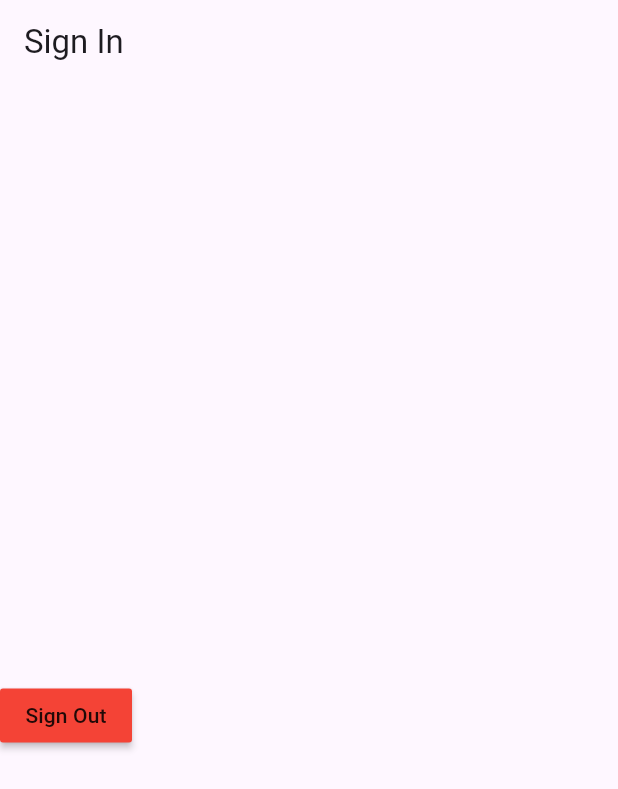
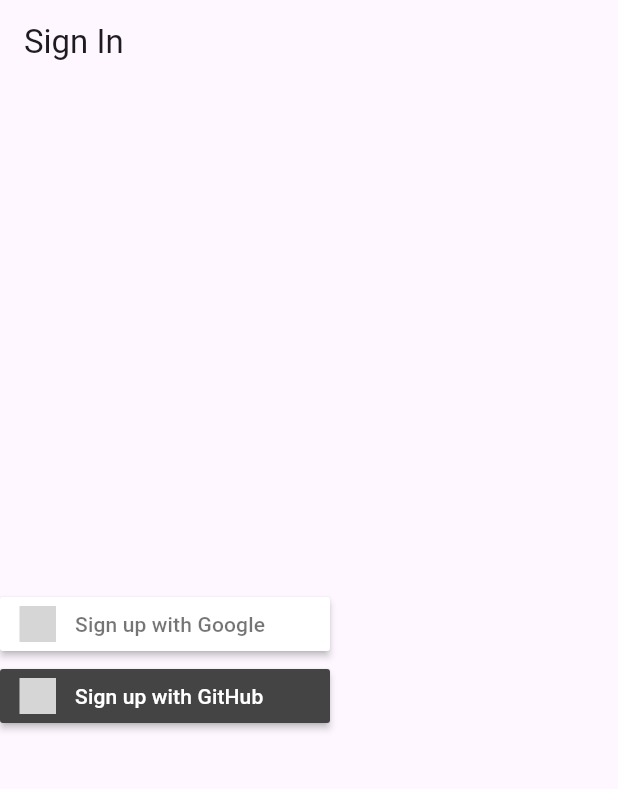
Before and after one commit to hauretax/42final, a Flutter app: the LoginPage screen opened directly, on a phone screen of 412 x 824 dp. Shown: the top 789 px of the screen. Run offline on Flutter 3.47's test engine with Material 3 defaults, Android fonts, the phone set to English and light mode, and no system bars; drawn by our look-alikes of sign_in_button; our stand-ins replace firebase_auth, firebase_core, firebase_database, fl_chart, flutter_dotenv, geocoding and 3 more; missing offline and left inert: auth0_flutter; accounts and stored records are empty; grey boxes are pictures that could not be loaded.

```diff
--- a/mobileModule04/diaryapp/lib/pages/home_page.dart
+++ b/mobileModule04/diaryapp/lib/pages/home_page.dart
@@ -1,11 +1,12 @@
-
 import 'package:diaryapp/pages/entry_form_page.dart';
 import 'package:diaryapp/services/database_service.dart';
 import 'package:firebase_auth/firebase_auth.dart';
 import 'package:flutter/material.dart';
 
 class HomePage extends StatefulWidget {
-  const HomePage({Key? key}) : super(key: key);
+  final User user;
+
+  const HomePage({Key? key, required this.user}) : super(key: key);
 
   @override
   _HomePageState createState() => _HomePageState();
--- a/mobileModule04/diaryapp/lib/pages/login_page.dart
+++ b/mobileModule04/diaryapp/lib/pages/login_page.dart
@@ -1,12 +1,7 @@
-import 'dart:convert';
-
 import 'package:firebase_auth/firebase_auth.dart';
 import 'package:flutter/material.dart';
-import 'package:flutter_dotenv/flutter_dotenv.dart';
-import 'package:github_sign_in_plus/github_sign_in_plus.dart';
 import 'package:sign_in_button/sign_in_button.dart';
 import 'package:google_sign_in/google_sign_in.dart';
-import 'package:http/http.dart' as http;
 
 class LoginPage extends StatefulWidget {
   const LoginPage({Key? key}) : super(key: key);
@@ -16,90 +11,28 @@ class LoginPage extends StatefulWidget {
 }
 
 class _LoginPage extends State<LoginPage> {
-  final FirebaseAuth _auth = FirebaseAuth.instance;
+  bool loading = false;
 
-  User? _user;
+  void _handleGithubSignIn() async {
+    GithubAuthProvider githubProvider = GithubAuthProvider();
 
-  @override
-  void initState() {
-    super.initState();
-    _auth.authStateChanges().listen((event) {
+    try {
+      await FirebaseAuth.instance.signInWithProvider(githubProvider);
       setState(() {
-        _user = event;
+        loading = false;
       });
-    });
-  }
-
-  @override
-  Widget build(BuildContext context) {
-    return Scaffold(
-      appBar: AppBar(
-        title: const Text("Sign In"),
-      ),
-      body: _user != null ? _userInfo() : _signInButtons(),
-    );
-  }
-
-  Widget _signInButtons() {
-    return Column(
-      mainAxisAlignment: MainAxisAlignment.center,
-      crossAxisAlignment: CrossAxisAlignment.center,
-      children: [
-        SignInButton(
-          Buttons.google,
-          text: "Sign up with Google",
-          onPressed: _handleGoogleSignIn,
-        ),
-        SignInButton(
-          Buttons.gitHub,
-          text: "Sign up with GitHub",
-          onPressed: () async {
-            GithubAuthProvider githubProvider = GithubAuthProvider();
-            try {
-              // Sign in avec GitHub en utilisant Firebase
-              UserCredential userCredential = await FirebaseAuth.instance
-                  .signInWithProvider(githubProvider);
-
-              // Utilisation de userCredential.user pour accéder à l'utilisateur connecté
-              print(
-                  'Signed in with GitHub: ${userCredential.user!.displayName}');
-
-              return userCredential;
-            } catch (e) {
-              // Gestion des erreurs
-              print('Failed to sign in with GitHub: $e');
-              rethrow; // Renvoie l'erreur pour la gestion supplémentaire si nécessaire
-            }
-          },
-        ),
-      ],
-    );
-  }
-
-  Widget _userInfo() {
-    return Column(
-      mainAxisAlignment: MainAxisAlignment.center,
-      crossAxisAlignment: CrossAxisAlignment.center,
-      children: [
-        if (_user!.photoURL != null)
-          CircleAvatar(
-            backgroundImage: NetworkImage(_user!.photoURL!),
-            radius: 50,
-          ),
-        const SizedBox(height: 16),
-        Text(_user!.email ?? ""),
-        Text(_user!.displayName ?? ""),
-        const SizedBox(height: 16),
-        MaterialButton(
-          color: Colors.red,
-          child: const Text("Sign Out"),
-          onPressed: _auth.signOut,
-        ),
-      ],
-    );
+    } catch (e) {
+      print('Failed to sign in with GitHub: $e');
+      setState(() {
+        loading = false;
+      });
+    }
   }
 
   void _handleGoogleSignIn() async {
+    setState(() {
+      loading = true;
+    });
     try {
       GoogleSignIn googleSignIn = GoogleSignIn();
 
@@ -115,11 +48,46 @@ class _LoginPage extends State<LoginPage> {
         UserCredential userCredential =
             await FirebaseAuth.instance.signInWithCredential(credential);
         setState(() {
-          _user = userCredential.user;
+          loading = false;
         });
       } else {}
     } catch (error) {
       print(error);
+      setState(() {
+        loading = false;
+      });
     }
   }
+
+  Widget _signInButtons() {
+    setState(() {
+      loading = true;
+    });
+    return Column(
+      mainAxisAlignment: MainAxisAlignment.center,
+      crossAxisAlignment: CrossAxisAlignment.center,
+      children: [
+        SignInButton(
+          Buttons.google,
+          text: "Sign up with Google",
+          onPressed: _handleGoogleSignIn,
+        ),
+        SignInButton(
+          Buttons.gitHub,
+          text: "Sign up with GitHub",
+          onPressed: _handleGithubSignIn,
+        ),
+      ],
+    );
+  }
+
+  @override
+  Widget build(BuildContext context) {
+    return Scaffold(
+      appBar: AppBar(
+        title: const Text("Sign In"),
+      ),
+      body: loading ? CircularProgressIndicator() : _signInButtons(),
+    );
+  }
 }
```
Also changed, not shown: mobileModule04/diaryapp/lib/main.dart (+15 -3 lines).
